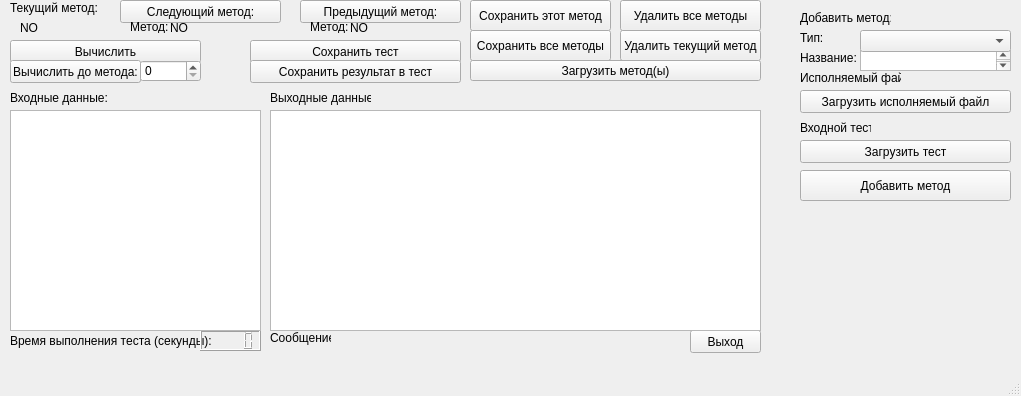
AZch/Data-decryption-system, file design.ui: the form before one commit.
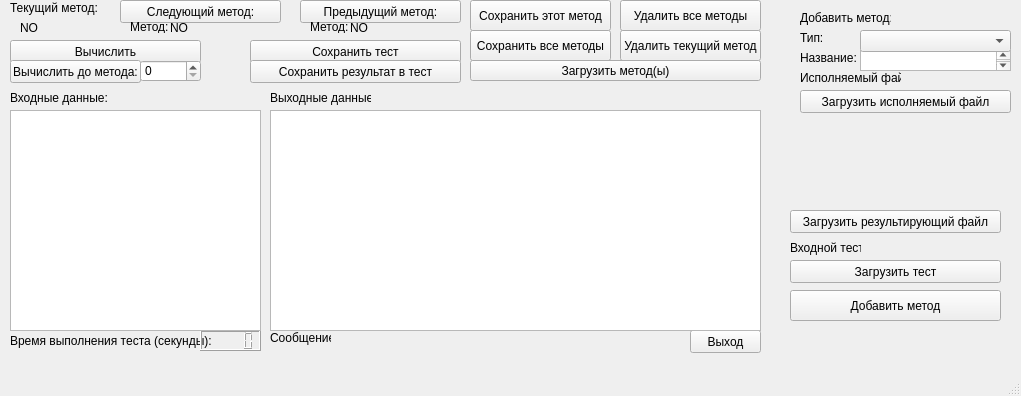
The form after the commit.

Commit message: calc with no test, design for test this

Diff of the .ui file:
```diff
--- a/design.ui
+++ b/design.ui
@@ -95,8 +95,8 @@
    <widget class="QLabel" name="label_6">
     <property name="geometry">
      <rect>
-      <x>800</x>
-      <y>120</y>
+      <x>790</x>
+      <y>240</y>
       <width>71</width>
       <height>16</height>
      </rect>
@@ -108,8 +108,8 @@
    <widget class="QLabel" name="lblInputTest">
     <property name="geometry">
      <rect>
-      <x>880</x>
-      <y>120</y>
+      <x>870</x>
+      <y>240</y>
       <width>131</width>
       <height>16</height>
      </rect>
@@ -131,8 +131,8 @@
    <widget class="QPushButton" name="btnLoadInputTest">
     <property name="geometry">
      <rect>
-      <x>800</x>
-      <y>140</y>
+      <x>790</x>
+      <y>260</y>
       <width>211</width>
       <height>23</height>
      </rect>
@@ -453,8 +453,8 @@
    <widget class="QPushButton" name="btnAddMethod">
     <property name="geometry">
      <rect>
-      <x>800</x>
-      <y>170</y>
+      <x>790</x>
+      <y>290</y>
       <width>211</width>
       <height>31</height>
      </rect>
@@ -506,6 +506,19 @@
      </rect>
     </property>
    </widget>
+   <widget class="QPushButton" name="btnLoadResFile">
+    <property name="geometry">
+     <rect>
+      <x>790</x>
+      <y>210</y>
+      <width>211</width>
+      <height>23</height>
+     </rect>
+    </property>
+    <property name="text">
+     <string>Загрузить результирующий файл</string>
+    </property>
+   </widget>
   </widget>
   <widget class="QMenuBar" name="menubar">
    <property name="geometry">
```
The commit also changes 4 other files.
